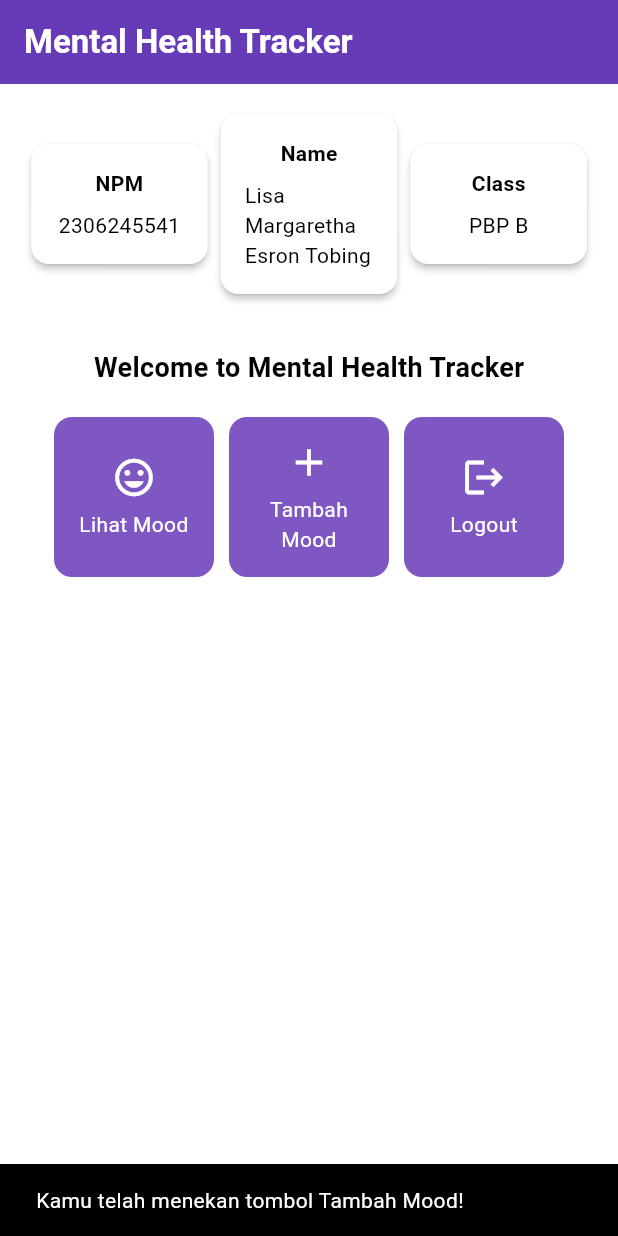
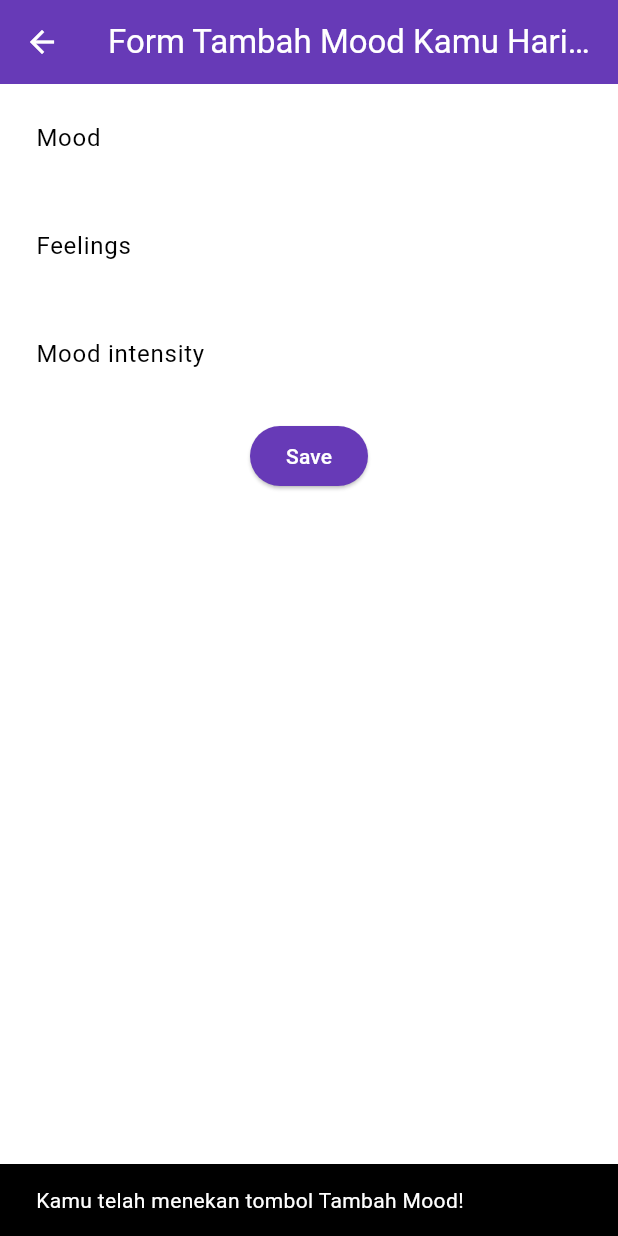
Before and after one commit to ondaonde/mental-health-tracker-mobile, a Flutter app: the screen it shows after launch, after a tap on "Tambah Mood", on a phone screen of 412 x 824 dp. Run offline on Flutter 3.47's test engine with Material 3 defaults, Android fonts, the phone set to English and light mode, and no system bars.

Commit message:
Selesai Tutorial 7

```diff
--- a/lib/main.dart
+++ b/lib/main.dart
@@ -1,4 +1,4 @@
-import 'package:mental_health_tracker/menu.dart';
+import 'package:mental_health_tracker/screens/menu.dart';
 import 'package:flutter/material.dart';
 
 void main() {
--- a/lib/menu.dart
+++ /dev/null
@@ -1,187 +0,0 @@
-import 'package:flutter/material.dart';
-
-class MyHomePage extends StatelessWidget {
-    MyHomePage({super.key});
-    final String npm = '2306245541'; // NPM
-    final String name = 'Lisa Margaretha Esron Tobing'; // Nama
-    final String className = 'PBP B'; // Kelas
-
-    final List<ItemHomepage> items = [
-        ItemHomepage("Lihat Mood", Icons.mood),
-        ItemHomepage("Tambah Mood", Icons.add),
-        ItemHomepage("Logout", Icons.logout),
-    ];
-
-    @override
-    Widget build(BuildContext context) {
-      // Scaffold menyediakan struktur dasar halaman dengan AppBar dan body.
-      return Scaffold(
-        // AppBar adalah bagian atas halaman yang menampilkan judul.
-        appBar: AppBar(
-          // Judul aplikasi "Mental Health Tracker" dengan teks putih dan tebal.
-          title: const Text(
-            'Mental Health Tracker',
-            style: TextStyle(
-              color: Colors.white,
-              fontWeight: FontWeight.bold,
-            ),
-          ),
-          // Warna latar belakang AppBar diambil dari skema warna tema aplikasi.
-          backgroundColor: Theme.of(context).colorScheme.primary,
-        ),
-        // Body halaman dengan padding di sekelilingnya.
-        body: Padding(
-          padding: const EdgeInsets.all(16.0),
-          // Menyusun widget secara vertikal dalam sebuah kolom.
-          child: Column(
-            crossAxisAlignment: CrossAxisAlignment.center,
-            children: [
-              // Row untuk menampilkan 3 InfoCard secara horizontal.
-              Row(
-                mainAxisAlignment: MainAxisAlignment.spaceEvenly,
-                children: [
-                  InfoCard(title: 'NPM', content: npm),
-                  InfoCard(title: 'Name', content: name),
-                  InfoCard(title: 'Class', content: className),
-                ],
-              ),
-
-              // Memberikan jarak vertikal 16 unit.
-              const SizedBox(height: 16.0),
-
-              // Menempatkan widget berikutnya di tengah halaman.
-              Center(
-                child: Column(
-                  // Menyusun teks dan grid item secara vertikal.
-
-                  children: [
-                    // Menampilkan teks sambutan dengan gaya tebal dan ukuran 18.
-                    const Padding(
-                      padding: EdgeInsets.only(top: 16.0),
-                      child: Text(
-                        'Welcome to Mental Health Tracker',
-                        style: TextStyle(
-                          fontWeight: FontWeight.bold,
-                          fontSize: 18.0,
-                        ),
-                      ),
-                    ),
-
-                    // Grid untuk menampilkan ItemCard dalam bentuk grid 3 kolom.
-                    GridView.count(
-                      primary: true,
-                      padding: const EdgeInsets.all(20),
-                      crossAxisSpacing: 10,
-                      mainAxisSpacing: 10,
-                      crossAxisCount: 3,
-                      // Agar grid menyesuaikan tinggi kontennya.
-                      shrinkWrap: true,
-
-                      // Menampilkan ItemCard untuk setiap item dalam list items.
-                      children: items.map((ItemHomepage item) {
-                        return ItemCard(item);
-                      }).toList(),
-                    ),
-                  ],
-                ),
-              ),
-            ],
-          ),
-        ),
-      );
-    }
-  }
-
-class InfoCard extends StatelessWidget {
-  // Kartu informasi yang menampilkan title dan content.
-
-  final String title;  // Judul kartu.
-  final String content;  // Isi kartu.
-
-  const InfoCard({super.key, required this.title, required this.content});
-
-  @override
-  Widget build(BuildContext context) {
-    return Card(
-      // Membuat kotak kartu dengan bayangan dibawahnya.
-      elevation: 2.0,
-      child: Container(
-        // Mengatur ukuran dan jarak di dalam kartu.
-        width: MediaQuery.of(context).size.width / 3.5, // menyesuaikan dengan lebar device yang digunakan.
-        padding: const EdgeInsets.all(16.0),
-        // Menyusun title dan content secara vertikal.
-        child: Column(
-          children: [
-            Text(
-              title,
-              style: const TextStyle(fontWeight: FontWeight.bold),
-            ),
-            const SizedBox(height: 8.0),
-            Text(content),
-          ],
-        ),
-      ),
-    );
-  }
-}
-
-class ItemCard extends StatelessWidget {
-  // Menampilkan kartu dengan ikon dan nama.
-
-  final ItemHomepage item;
-
-  const ItemCard(this.item, {super.key});
-
-  @override
-  Widget build(BuildContext context) {
-    return Material(
-      // Menentukan warna latar belakang dari tema aplikasi.
-      color: Theme.of(context).colorScheme.secondary,
-      // Membuat sudut kartu melengkung.
-      borderRadius: BorderRadius.circular(12),
-
-      child: InkWell(
-        // Aksi ketika kartu ditekan.
-        onTap: () {
-          // Menampilkan pesan SnackBar saat kartu ditekan.
-          ScaffoldMessenger.of(context)
-            ..hideCurrentSnackBar()
-            ..showSnackBar(
-              SnackBar(content: Text("Kamu telah menekan tombol ${item.name}!"))
-            );
-        },
-        // Container untuk menyimpan Icon dan Text
-        child: Container(
-          padding: const EdgeInsets.all(8),
-          child: Center(
-            child: Column(
-              // Menyusun ikon dan teks di tengah kartu.
-              mainAxisAlignment: MainAxisAlignment.center,
-              children: [
-                Icon(
-                  item.icon,
-                  color: Colors.white,
-                  size: 30.0,
-                ),
-                const Padding(padding: EdgeInsets.all(3)),
-                Text(
-                  item.name,
-                  textAlign: TextAlign.center,
-                  style: const TextStyle(color: Colors.white),
-                ),
-              ],
-            ),
-          ),
-        ),
-      ),
-    );
-  }
-
-}
-
-class ItemHomepage {
-    final String name;
-    final IconData icon;
-
-    ItemHomepage(this.name, this.icon);
-}
--- /dev/null
+++ b/lib/screens/menu.dart
@@ -0,0 +1,202 @@
+import 'package:flutter/material.dart';
+import 'package:mental_health_tracker/widgets/left_drawer.dart';
+import 'package:mental_health_tracker/screens/moodentry_form.dart';
+import 'package:mental_health_tracker/widgets/mood_card.dart';
+
+class MyHomePage extends StatelessWidget {
+  MyHomePage({super.key});
+  final String npm = '2306245541'; // NPM
+  final String name = 'Lisa Margaretha Esron Tobing'; // Nama
+  final String className = 'PBP B'; // Kelas
+
+  final List<ItemHomepage> items = [
+    ItemHomepage("Lihat Mood", Icons.mood),
+    ItemHomepage("Tambah Mood", Icons.add),
+    ItemHomepage("Logout", Icons.logout),
+  ];
+
+  @override
+  Widget build(BuildContext context) {
+    // Scaffold menyediakan struktur dasar halaman dengan AppBar dan body.
+    return Scaffold(
+      // AppBar adalah bagian atas halaman yang menampilkan judul.
+      appBar: AppBar(
+        // Judul aplikasi "Mental Health Tracker" dengan teks putih dan tebal.
+        title: const Text(
+          'Mental Health Tracker',
+          style: TextStyle(
+            color: Colors.white,
+            fontWeight: FontWeight.bold,
+          ),
+        ),
+        // Warna latar belakang AppBar diambil dari skema warna tema aplikasi.
+        backgroundColor: Theme.of(context).colorScheme.primary,
+        // Mengganti warna icon drawer menjadi putih
+        iconTheme: const IconThemeData(color: Colors.white),
+      ),
+      // Masukkan drawer sebagai parameter nilai drawer dari widget Scaffold
+      drawer: const LeftDrawer(),
+      // Body halaman dengan padding di sekelilingnya.
+      body: Padding(
+        padding: const EdgeInsets.all(16.0),
+        // Menyusun widget secara vertikal dalam sebuah kolom.
+        child: Column(
+          crossAxisAlignment: CrossAxisAlignment.center,
+          children: [
+            // Row untuk menampilkan 3 InfoCard secara horizontal.
+            Row(
+              mainAxisAlignment: MainAxisAlignment.spaceEvenly,
+              children: [
+                InfoCard(title: 'NPM', content: npm),
+                InfoCard(title: 'Name', content: name),
+                InfoCard(title: 'Class', content: className),
+              ],
+            ),
+
+            // Memberikan jarak vertikal 16 unit.
+            const SizedBox(height: 16.0),
+
+            // Menempatkan widget berikutnya di tengah halaman.
+            Center(
+              child: Column(
+                // Menyusun teks dan grid item secara vertikal.
+
+                children: [
+                  // Menampilkan teks sambutan dengan gaya tebal dan ukuran 18.
+                  const Padding(
+                    padding: EdgeInsets.only(top: 16.0),
+                    child: Text(
+                      'Welcome to Mental Health Tracker',
+                      style: TextStyle(
+                        fontWeight: FontWeight.bold,
+                        fontSize: 18.0,
+                      ),
+                    ),
+                  ),
+
+                  // Grid untuk menampilkan ItemCard dalam bentuk grid 3 kolom.
+                  GridView.count(
+                    primary: true,
+                    padding: const EdgeInsets.all(20),
+                    crossAxisSpacing: 10,
+                    mainAxisSpacing: 10,
+                    crossAxisCount: 3,
+                    // Agar grid menyesuaikan tinggi kontennya.
+                    shrinkWrap: true,
+
+                    // Menampilkan ItemCard untuk setiap item dalam list items.
+                    children: items.map((ItemHomepage item) {
+                      return ItemCard(item);
+                    }).toList(),
+                  ),
+                ],
+              ),
+            ),
+          ],
+        ),
+      ),
+    );
+  }
+}
+
+class InfoCard extends StatelessWidget {
+  // Kartu informasi yang menampilkan title dan content.
+
+  final String title; // Judul kartu.
+  final String content; // Isi kartu.
+
+  const InfoCard({super.key, required this.title, required this.content});
+
+  @override
+  Widget build(BuildContext context) {
+    return Card(
+      // Membuat kotak kartu dengan bayangan dibawahnya.
+      elevation: 2.0,
+      child: Container(
+        // Mengatur ukuran dan jarak di dalam kartu.
+        width: MediaQuery.of(context).size.width /
+            3.5, // menyesuaikan dengan lebar device yang digunakan.
+        padding: const EdgeInsets.all(16.0),
+        // Menyusun title dan content secara vertikal.
+        child: Column(
+          children: [
+            Text(
+              title,
+              style: const TextStyle(fontWeight: FontWeight.bold),
+            ),
+            const SizedBox(height: 8.0),
+            Text(content),
+          ],
+        ),
+      ),
+    );
+  }
+}
+
+class ItemCard extends StatelessWidget {
+  // Menampilkan kartu dengan ikon dan nama.
+
+  final ItemHomepage item;
+
+  const ItemCard(this.item, {super.key});
+
+  @override
+  Widget build(BuildContext context) {
+    return Material(
+      // Menentukan warna latar belakang dari tema aplikasi.
+      color: Theme.of(context).colorScheme.secondary,
+      // Membuat sudut kartu melengkung.
+      borderRadius: BorderRadius.circular(12),
+
+      child: InkWell(
+        // Aksi ketika kartu ditekan.
+        onTap: () {
+          // Menampilkan pesan SnackBar saat kartu ditekan.
+          ScaffoldMessenger.of(context)
+            ..hideCurrentSnackBar()
+            ..showSnackBar(SnackBar(
+                content: Text("Kamu telah menekan tombol ${item.name}!")));
+          // Navigate ke route yang sesuai (tergantung jenis tombol)
+          if (item.name == "Tambah Mood") {
+            Navigator.push(
+              context,
+              MaterialPageRoute(
+                builder: (context) => const MoodEntryFormPage(),
+              ),
+            );
+          }
+        },
+        // Container untuk menyimpan Icon dan Text
+        child: Container(
+          padding: const EdgeInsets.all(8),
+          child: Center(
+            child: Column(
+              // Menyusun ikon dan teks di tengah kartu.
+              mainAxisAlignment: MainAxisAlignment.center,
+              children: [
+                Icon(
+                  item.icon,
+                  color: Colors.white,
+                  size: 30.0,
+                ),
+                const Padding(padding: EdgeInsets.all(3)),
+                Text(
+                  item.name,
+                  textAlign: TextAlign.center,
+                  style: const TextStyle(color: Colors.white),
+                ),
+              ],
+            ),
+          ),
+        ),
+      ),
+    );
+  }
+}
+
+class ItemHomepage {
+  final String name;
+  final IconData icon;
+
+  ItemHomepage(this.name, this.icon);
+}
--- /dev/null
+++ b/lib/screens/moodentry_form.dart
@@ -0,0 +1,161 @@
+import 'package:flutter/material.dart';
+import 'package:mental_health_tracker/widgets/left_drawer.dart';
+
+class MoodEntryFormPage extends StatefulWidget {
+  const MoodEntryFormPage({super.key});
+
+  @override
+  State<MoodEntryFormPage> createState() => _MoodEntryFormPageState();
+}
+
+class _MoodEntryFormPageState extends State<MoodEntryFormPage> {
+    final _formKey = GlobalKey<FormState>();
+    String _mood = "";
+    String _feelings = "";
+    int _moodIntensity = 0;
+
+  @override
+  Widget build(BuildContext context) {
+    return Scaffold(
+      appBar: AppBar(
+        title: const Center(
+          child: Text(
+            'Form Tambah Mood Kamu Hari ini',
+          ),
+        ),
+        backgroundColor: Theme.of(context).colorScheme.primary,
+        foregroundColor: Colors.white,
+      ),
+
+      body: Form(
+        key: _formKey,
+        child: SingleChildScrollView(
+              child: Column(
+                crossAxisAlignment: CrossAxisAlignment.start,
+                children: [
+                  Padding(
+                    padding: const EdgeInsets.all(8.0),
+                    child: TextFormField(
+                      decoration: InputDecoration(
+                        hintText: "Mood",
+                        labelText: "Mood",
+                        border: OutlineInputBorder(
+                          borderRadius: BorderRadius.circular(5.0),
+                        ),
+                      ),
+                      onChanged: (String? value) {
+                        setState(() {
+                          _mood = value!;
+                        });
+                      },
+                      validator: (String? value) {
+                        if (value == null || value.isEmpty) {
+                          return "Mood tidak boleh kosong!";
+                        }
+                        return null;
+                      },
+                    ),
+                  ),
+                  Padding(
+                    padding: const EdgeInsets.all(8.0),
+                    child: TextFormField(
+                      decoration: InputDecoration(
+                        hintText: "Feelings",
+                        labelText: "Feelings",
+                        border: OutlineInputBorder(
+                          borderRadius: BorderRadius.circular(5.0),
+                        ),
+                      ),
+                      onChanged: (String? value) {
+                        setState(() {
+                          _feelings = value!;
+                        });
+                      },
+                      validator: (String? value) {
+                        if (value == null || value.isEmpty) {
+                          return "Feelings tidak boleh kosong!";
+                        }
+                        return null;
+                      },
+                    ),
+                  ),
+                  Padding(
+                    padding: const EdgeInsets.all(8.0),
+                    child: TextFormField(
+                      decoration: InputDecoration(
+                        hintText: "Mood intensity",
+                        labelText: "Mood intensity",
+                        border: OutlineInputBorder(
+                          borderRadius: BorderRadius.circular(5.0),
+                        ),
+                      ),
+                      onChanged: (String? value) {
+                        setState(() {
+                          _moodIntensity = int.tryParse(value!) ?? 0;
+                        });
+                      },
+                      validator: (String? value) {
+                        if (value == null || value.isEmpty) {
+                          return "Mood intensity tidak boleh kosong!";
+                        }
+                        if (int.tryParse(value) == null) {
+                          return "Mood intensity harus berupa angka!";
+                        }
+                        return null;
+                      },
+                    ),
+                  ),
+                  Align(
+                    alignment: Alignment.bottomCenter,
+                    child: Padding(
+                      padding: const EdgeInsets.all(8.0),
+                      child: ElevatedButton(
+                        style: ButtonStyle(
+                          backgroundColor: WidgetStateProperty.all(
+                              Theme.of(context).colorScheme.primary),
+                        ),
+                        onPressed: () {
+                          if (_formKey.currentState!.validate()) {
+                            showDialog(
+                              context: context,
+                              builder: (context) {
+                                return AlertDialog(
+                                  title: const Text('Mood berhasil tersimpan'),
+                                  content: SingleChildScrollView(
+                                    child: Column(
+                                      crossAxisAlignment: CrossAxisAlignment.start,
+                                      children: [
+                                        Text('Mood: $_mood'),
+                                        Text('Feelings: $_feelings'),
+                                        Text('Mood intensity: $_moodIntensity'),
+                                      ],
+                                    ),
+                                  ),
+                                  actions: [
+                                    TextButton(
+                                      child: const Text('OK'),
+                                      onPressed: () {
+                                        Navigator.pop(context);
+                                        _formKey.currentState!.reset();
+                                      },
+                                    ),
+                                  ],
+                                );
+                              },
+                            );
+                          }
+                        },
+                        child: const Text(
+                          "Save",
+                          style: TextStyle(color: Colors.white),
+                        ),
+                      ),
+                    ),
+                  ),
+                ],
+                )
+              )
+            )
+          );
+        }
+      }
--- /dev/null
+++ b/lib/widgets/left_drawer.dart
@@ -0,0 +1,70 @@
+import 'package:flutter/material.dart';
+import 'package:mental_health_tracker/screens/menu.dart';
+import 'package:mental_health_tracker/screens/moodentry_form.dart'; // Sesuaikan dengan path file Anda
+
+class LeftDrawer extends StatelessWidget {
+  const LeftDrawer({super.key});
+
+  @override
+  Widget build(BuildContext context) {
+    return Drawer(
+      child: ListView(
+        children: [
+          DrawerHeader(
+            decoration: BoxDecoration(
+              color: Theme.of(context).colorScheme.primary,
+            ),
+            child: const Column(
+              children: [
+                Text(
+                  'Mental Health Tracker',
+                  textAlign: TextAlign.center,
+                  style: TextStyle(
+                    fontSize: 24,
+                    fontWeight: FontWeight.bold,
+                    color: Colors.white,
+                  ),
+                ),
+                Padding(padding: EdgeInsets.all(8)),
+                Text(
+                  "Ayo jaga kesehatan mentalmu setiap hari disini!",
+                  textAlign: TextAlign.center,
+                  style: TextStyle(
+                    fontSize: 15,
+                    color: Colors.white,
+                    fontWeight: FontWeight.normal,
+                  ),
+                ),
+              ],
+            ),
+          ),
+          ListTile(
+            leading: const Icon(Icons.home_outlined),
+            title: const Text('Halaman Utama'),
+            // Bagian redirection ke MyHomePage
+            onTap: () {
+              Navigator.pushReplacement(
+                  context,
+                  MaterialPageRoute(
+                    builder: (context) => MyHomePage(),
+                  ));
+            },
+          ),
+          ListTile(
+            leading: const Icon(Icons.mood),
+            title: const Text('Tambah Mood'),
+            // Bagian redirection ke MoodEntryFormPage
+            onTap: () {
+              Navigator.push(
+                context,
+                MaterialPageRoute(
+                  builder: (context) => const MoodEntryFormPage(),
+                ),
+              );
+            },
+          ),
+        ],
+      ),
+    );
+  }
+}
```
Also changed, not shown: lib/widgets/mood_card.dart (added, +70 -0 lines).
